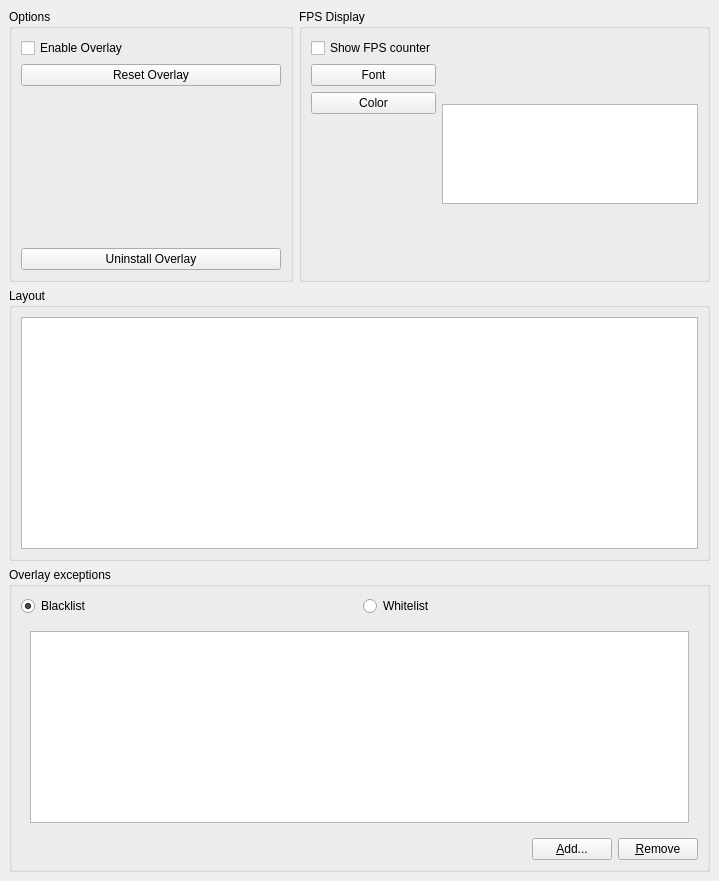
First picture: the form in src/mumble/Overlay.ui, repository mumble-voip/mumble, before the edit.
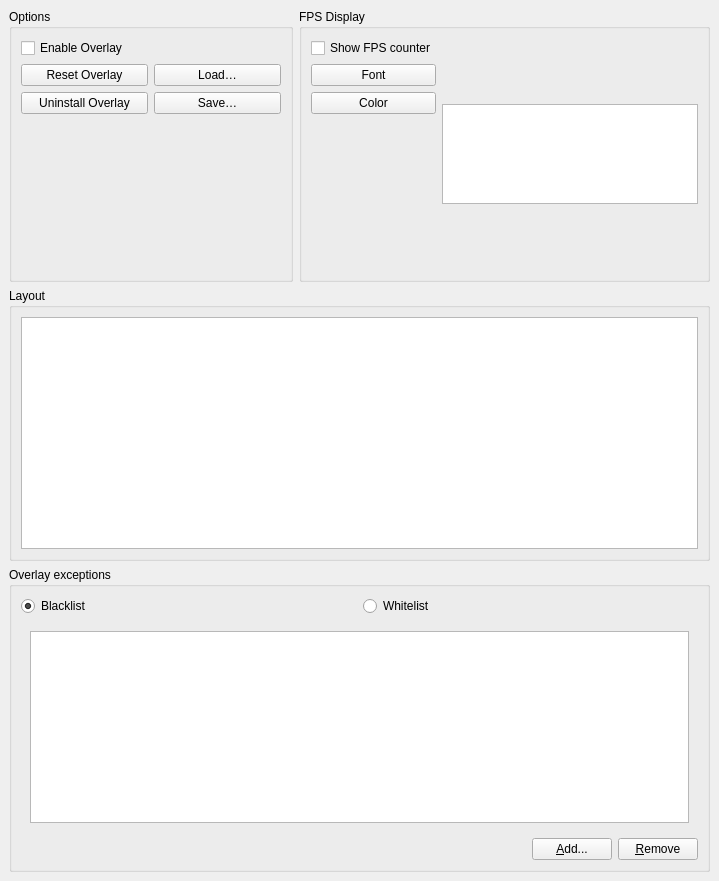
Second picture: the form after the edit. Icons and pictures are not drawn.

Commit message: Import/export of overlay settings

```diff
--- a/src/mumble/Overlay.ui
+++ b/src/mumble/Overlay.ui
@@ -43,12 +43,7 @@
            <property name="alignment">
             <set>Qt::AlignLeading|Qt::AlignLeft|Qt::AlignTop</set>
            </property>
-           <layout class="QHBoxLayout" name="horizontalLayout_7">
-            <item>
-             <layout class="QVBoxLayout" name="verticalLayout_10">
-              <property name="sizeConstraint">
-               <enum>QLayout::SetDefaultConstraint</enum>
-              </property>
+           <layout class="QVBoxLayout" name="verticalLayout_15">
               <item>
                <widget class="QCheckBox" name="qcbEnable">
                 <property name="toolTip">
@@ -63,6 +58,16 @@
                </widget>
               </item>
               <item>
+             <layout class="QHBoxLayout" name="horizontalLayout_7">
+              <property name="sizeConstraint">
+               <enum>QLayout::SetMinimumSize</enum>
+              </property>
+              <item>
+               <layout class="QVBoxLayout" name="verticalLayout_10">
+                <property name="sizeConstraint">
+                 <enum>QLayout::SetMinimumSize</enum>
+                </property>
+                <item>
                <widget class="QPushButton" name="qpbReset">
                 <property name="toolTip">
                  <string>Replaces all overlay settings with defaults.</string>
@@ -75,35 +80,6 @@
                 </property>
                </widget>
               </item>
-              <item>
-               <spacer name="horizontalSpacer_6">
-                <property name="orientation">
-                 <enum>Qt::Horizontal</enum>
-                </property>
-                <property name="sizeHint" stdset="0">
-                 <size>
-                  <width>40</width>
-                  <height>20</height>
-                 </size>
-                </property>
-               </spacer>
-              </item>
-              <item>
-               <spacer name="verticalSpacer_3">
-                <property name="orientation">
-                 <enum>Qt::Vertical</enum>
-                </property>
-                <property name="sizeType">
-                 <enum>QSizePolicy::MinimumExpanding</enum>
-                </property>
-                <property name="sizeHint" stdset="0">
-                 <size>
-                  <width>20</width>
-                  <height>0</height>
-                 </size>
-                </property>
-               </spacer>
-              </item>
               <item>
                <widget class="QPushButton" name="qpbUninstall">
                 <property name="text">
@@ -111,6 +87,93 @@
                 </property>
                </widget>
               </item>
+                <item>
+                 <spacer name="horizontalSpacer_6">
+                  <property name="orientation">
+                   <enum>Qt::Horizontal</enum>
+                  </property>
+                  <property name="sizeHint" stdset="0">
+                   <size>
+                    <width>40</width>
+                    <height>0</height>
+                   </size>
+                  </property>
+                 </spacer>
+                </item>
+                <item>
+                 <spacer name="verticalSpacer_3">
+                  <property name="orientation">
+                   <enum>Qt::Vertical</enum>
+                  </property>
+                  <property name="sizeType">
+                   <enum>QSizePolicy::MinimumExpanding</enum>
+                  </property>
+                  <property name="sizeHint" stdset="0">
+                   <size>
+                    <width>20</width>
+                    <height>0</height>
+                   </size>
+                  </property>
+                 </spacer>
+                </item>
+               </layout>
+              </item>
+              <item>
+               <layout class="QVBoxLayout" name="verticalLayout_14">
+                <property name="sizeConstraint">
+                 <enum>QLayout::SetMinimumSize</enum>
+                </property>
+                <item>
+                 <widget class="QPushButton" name="qpbLoadPreset">
+                  <property name="toolTip">
+                   <string>Load an overlay preset from file</string>
+                  </property>
+                  <property name="text">
+                   <string>Load…</string>
+                  </property>
+                 </widget>
+                </item>
+                <item>
+                 <widget class="QPushButton" name="qpbSavePreset">
+                  <property name="toolTip">
+                   <string>Save your overlay settings to file</string>
+                  </property>
+                  <property name="text">
+                   <string>Save…</string>
+                  </property>
+                 </widget>
+                </item>
+                <item>
+                 <spacer name="horizontalSpacer_7">
+                  <property name="orientation">
+                   <enum>Qt::Horizontal</enum>
+                  </property>
+                  <property name="sizeHint" stdset="0">
+                   <size>
+                    <width>40</width>
+                    <height>0</height>
+                   </size>
+                  </property>
+                 </spacer>
+                </item>
+                <item>
+                 <spacer name="verticalSpacer_5">
+                  <property name="orientation">
+                   <enum>Qt::Vertical</enum>
+                  </property>
+                  <property name="sizeType">
+                   <enum>QSizePolicy::MinimumExpanding</enum>
+                  </property>
+                  <property name="sizeHint" stdset="0">
+                   <size>
+                    <width>20</width>
+                    <height>0</height>
+                   </size>
+                  </property>
+                 </spacer>
+                </item>
+               </layout>
+              </item>
              </layout>
             </item>
            </layout>
```
Left out of the diff: 2 changed lines with no effect on the pictures. Lines whose indentation alone changed are shown as unchanged. The commit also changes 4 other files.
